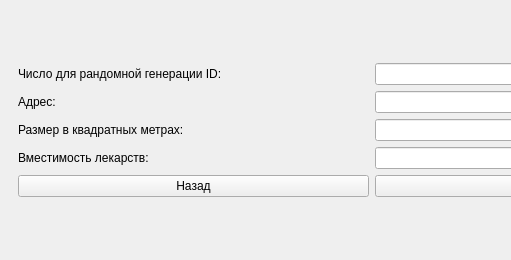
Old version of the form mainwindow.ui in the repository Toxicattack4up/AptekaService; both pictures show x 0 to 511 and y 0 to 260 of the 744 by 260 pixel window.
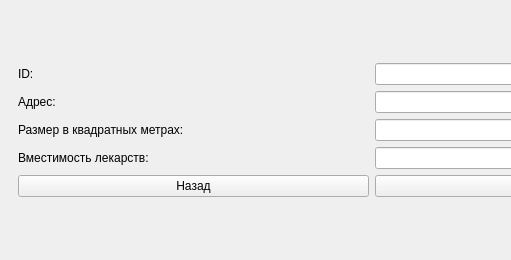
New version of the form. The open tabs and pages were chosen to show the change.

Commit message: Фиксирование незначительных изменений

Patch:
```diff
--- a/mainwindow.ui
+++ b/mainwindow.ui
@@ -607,7 +607,7 @@
           <item row="0" column="0">
            <widget class="QLabel" name="Id_pharmacy_label">
             <property name="text">
-             <string>Число для рандомной генерации ID:</string>
+             <string>ID:</string>
             </property>
            </widget>
           </item>
```
Left out of the diff: 2 changed lines with no effect on the pictures.
